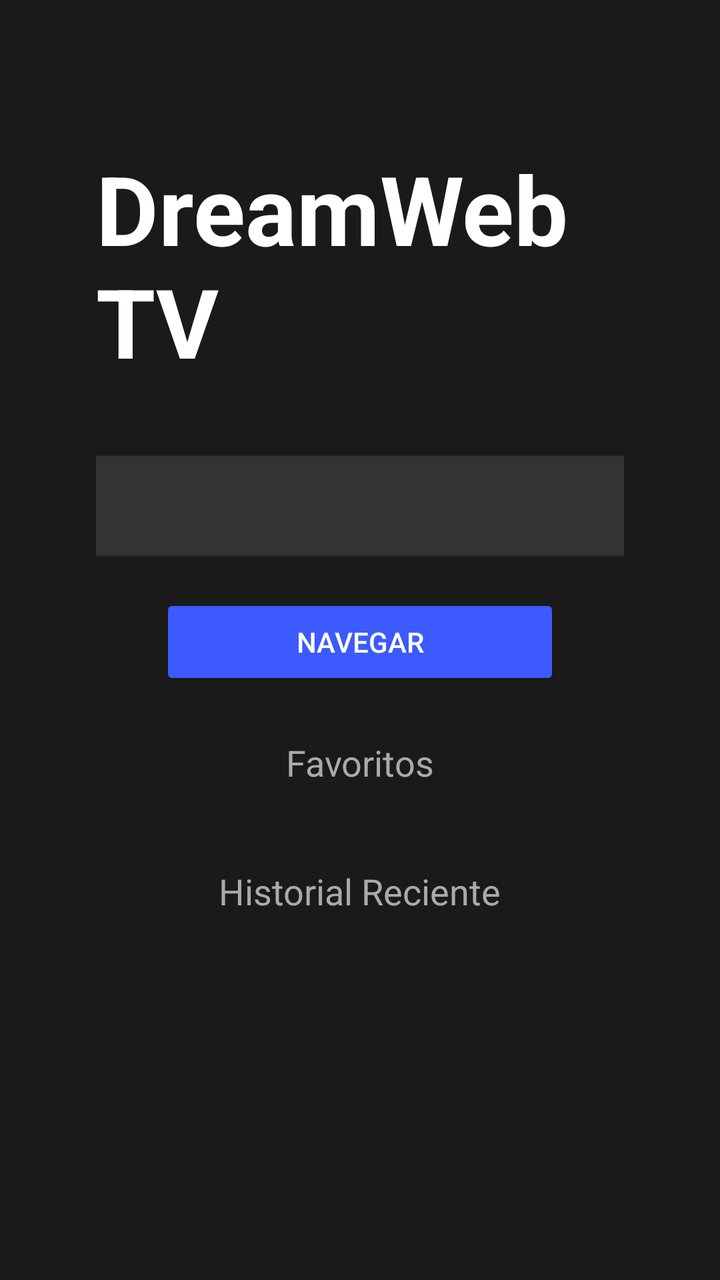
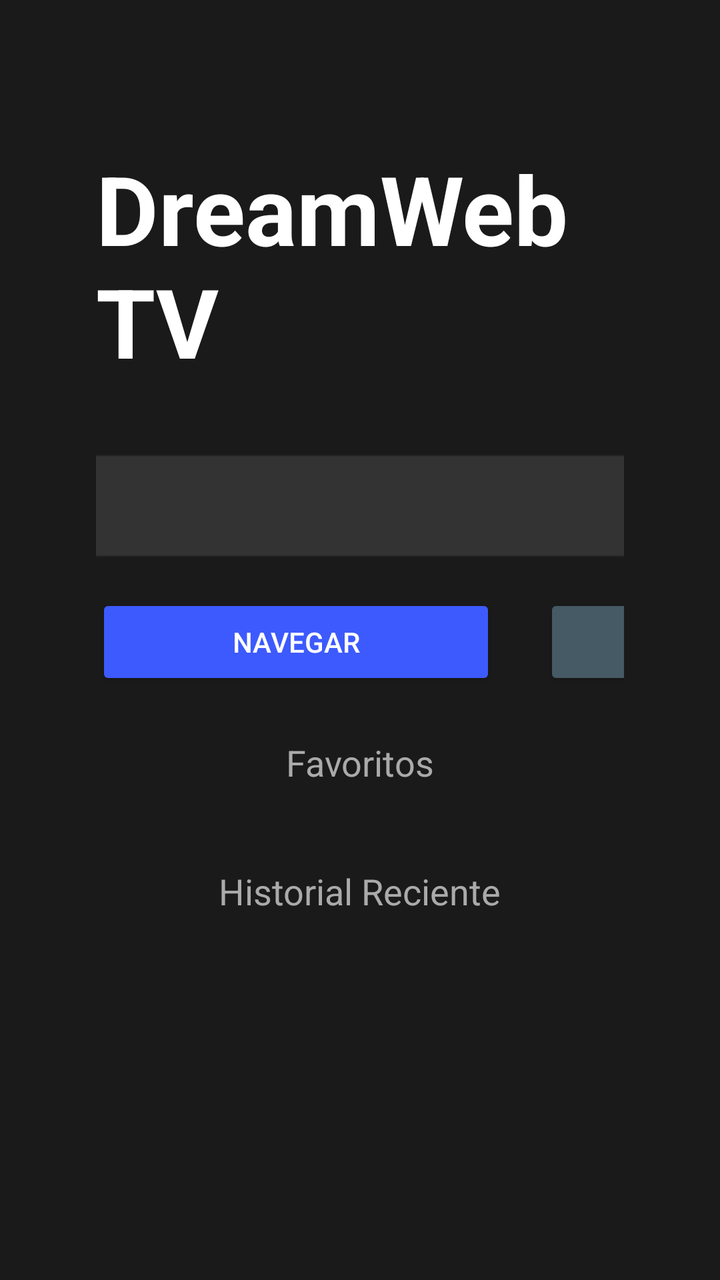

Screens rendered from an Android XML layout before and after an edit, with the pre-edit source and the edit as a unified diff.
<!-- AndroidManifest.xml: application theme Theme.DreamWeb -->
<!-- res/layout/activity_home.xml -->
<?xml version="1.0" encoding="utf-8"?>
<LinearLayout xmlns:android="http://schemas.android.com/apk/res/android"
    xmlns:app="http://schemas.android.com/apk/res-auto"
    android:layout_width="match_parent"
    android:layout_height="match_parent"
    android:orientation="vertical"
    android:gravity="center_horizontal"
    android:background="#1A1A1A"
    android:padding="48dp">

    <TextView
        android:layout_width="wrap_content"
        android:layout_height="wrap_content"
        android:text="DreamWeb TV"
        android:textColor="#FFFFFF"
        android:textSize="48sp"
        android:textStyle="bold"
        android:layout_marginTop="24dp"
        android:layout_marginBottom="32dp"/>

    <EditText
        android:id="@+id/searchEditText"
        android:layout_width="800dp"
        android:layout_height="wrap_content"
        android:hint="Ingresa URL o búsqueda..."
        android:textColor="#FFFFFF"
        android:textColorHint="#888888"
        android:background="@android:drawable/editbox_background_normal"
        android:backgroundTint="#333333"
        android:padding="16dp"
        android:singleLine="true"
        android:imeOptions="actionGo"
        android:inputType="textUri"
        android:focusable="true">
        <requestFocus />
    </EditText>

    <Button
        android:id="@+id/goButton"
        android:layout_width="200dp"
        android:layout_height="wrap_content"
        android:text="Navegar"
        android:layout_marginTop="16dp"
        android:backgroundTint="#3D5AFE"
        android:textColor="#FFFFFF"/>

    <TextView
        android:layout_width="wrap_content"
        android:layout_height="wrap_content"
        android:text="Favoritos"
        android:textColor="#AAAAAA"
        android:textSize="18sp"
        android:layout_marginTop="24dp"
        android:layout_marginBottom="8dp"/>

    <androidx.recyclerview.widget.RecyclerView
        android:id="@+id/favoritesRecyclerView"
        android:layout_width="800dp"
        android:layout_height="wrap_content"
        android:layout_marginBottom="16dp"
        android:orientation="horizontal"
        app:layoutManager="androidx.recyclerview.widget.LinearLayoutManager" />

    <TextView
        android:layout_width="wrap_content"
        android:layout_height="wrap_content"
        android:text="Historial Reciente"
        android:textColor="#AAAAAA"
        android:textSize="18sp"
        android:layout_marginTop="16dp"
        android:layout_marginBottom="8dp"/>

    <androidx.recyclerview.widget.RecyclerView
        android:id="@+id/historyRecyclerView"
        android:layout_width="800dp"
        android:layout_height="0dp"
        android:layout_weight="1"
        android:scrollbars="vertical"/>

</LinearLayout>
<!-- resources referenced by this layout -->
<resources>
  <style name="Theme.DreamWeb" parent="Theme.AppCompat.NoActionBar">
          <item name="android:windowBackground">#1A1A1A</item>
          <item name="colorPrimary">#3D5AFE</item>
          <item name="colorPrimaryDark">#304FFE</item>
          <item name="colorAccent">#FF4081</item>
      </style>
</resources>

<!-- the commit's change to res/layout/activity_home.xml (unified diff, before → after) -->
@@ -35,14 +35,30 @@
         <requestFocus />
     </EditText>
 
-    <Button
-        android:id="@+id/goButton"
-        android:layout_width="200dp"
+    <LinearLayout
+        android:layout_width="wrap_content"
         android:layout_height="wrap_content"
-        android:text="Navegar"
-        android:layout_marginTop="16dp"
-        android:backgroundTint="#3D5AFE"
-        android:textColor="#FFFFFF"/>
+        android:orientation="horizontal"
+        android:layout_marginTop="16dp">
+
+        <Button
+            android:id="@+id/goButton"
+            android:layout_width="200dp"
+            android:layout_height="wrap_content"
+            android:text="Navegar"
+            android:backgroundTint="#3D5AFE"
+            android:textColor="#FFFFFF"/>
+
+        <Button
+            android:id="@+id/securityButton"
+            android:layout_width="200dp"
+            android:layout_height="wrap_content"
+            android:text="Seguridad"
+            android:layout_marginStart="24dp"
+            android:focusable="true"
+            android:backgroundTint="#455A64"
+            android:textColor="#FFFFFF"/>
+    </LinearLayout>
 
     <TextView
         android:layout_width="wrap_content"
